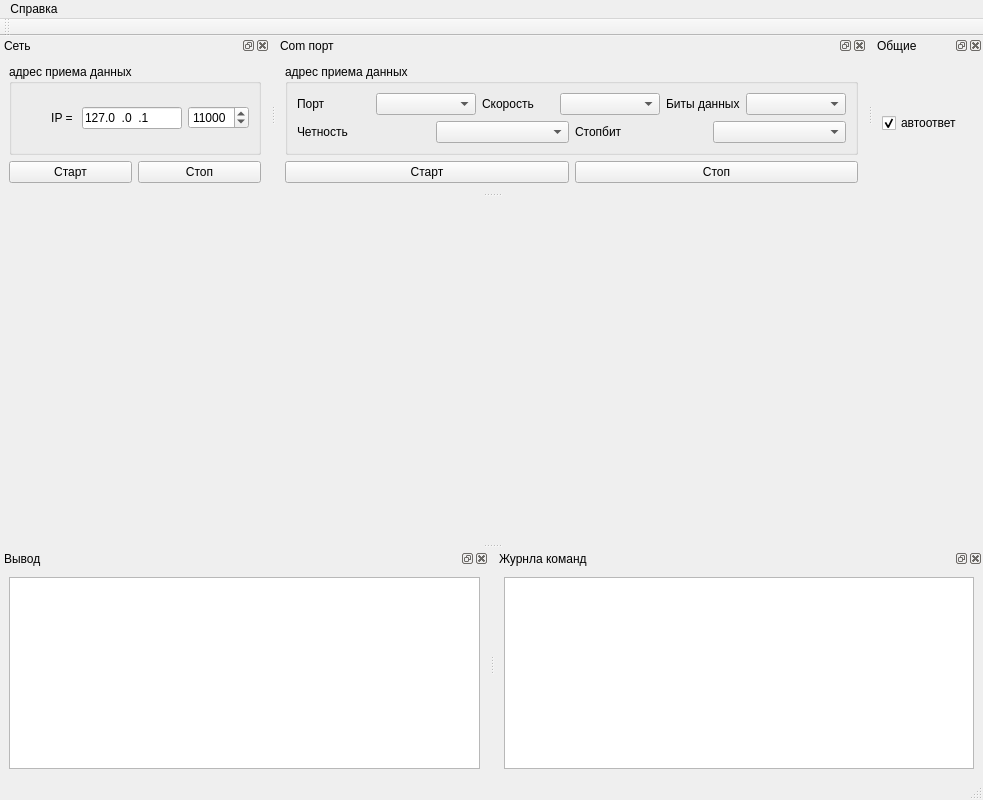
Before: the Qt Designer form gui/main_window.ui in Andrey-IZ/ImitatorDevices, drawn with Qt 5.
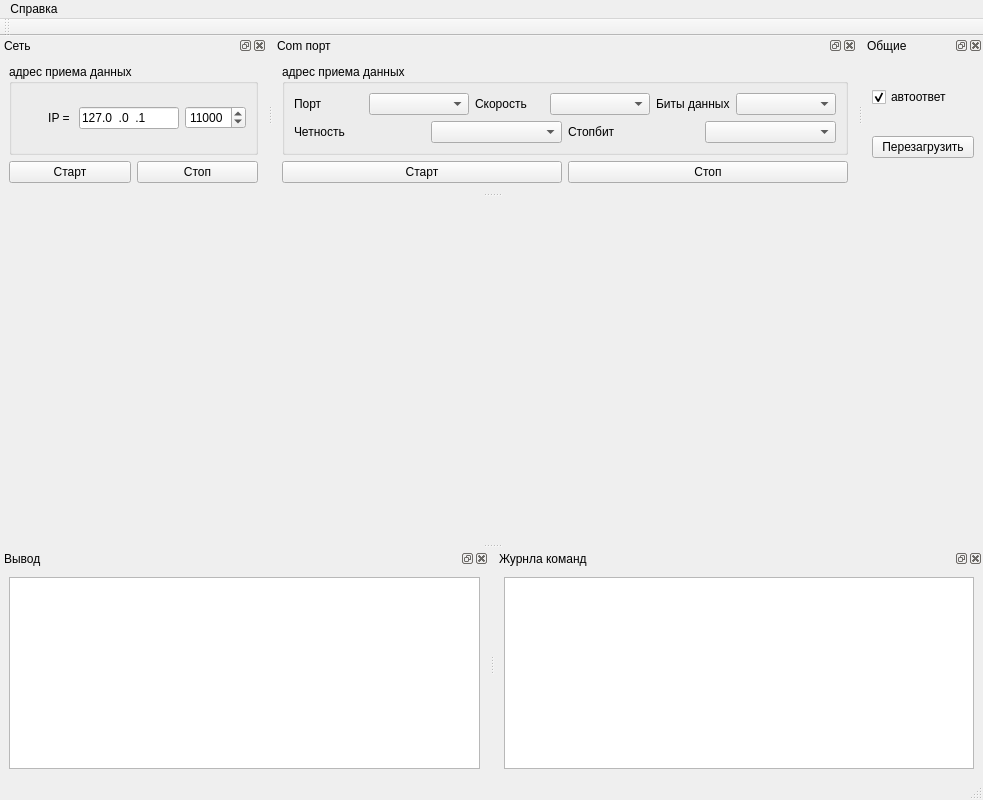
After: the same form once the commit is applied.

The edit to the form file:
```diff
--- a/gui/main_window.ui
+++ b/gui/main_window.ui
@@ -350,6 +350,13 @@
        </property>
       </widget>
      </item>
+     <item>
+      <widget class="QPushButton" name="pushButtonReloadConfig">
+       <property name="text">
+        <string>Перезагрузить</string>
+       </property>
+      </widget>
+     </item>
     </layout>
    </widget>
   </widget>
```
